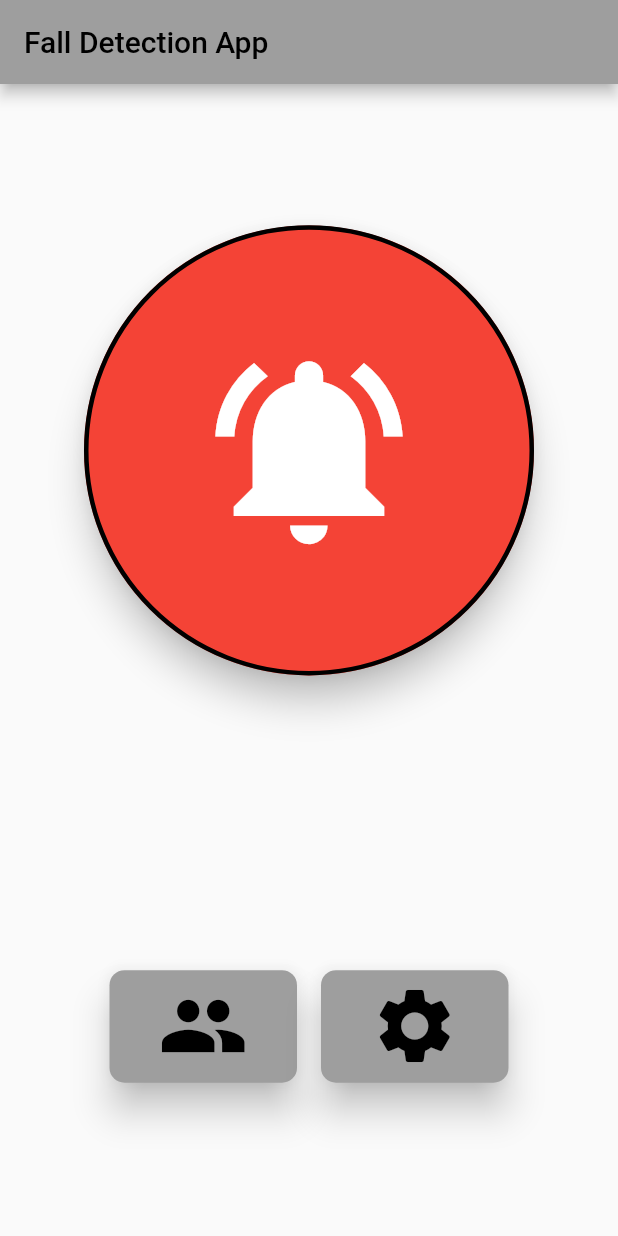
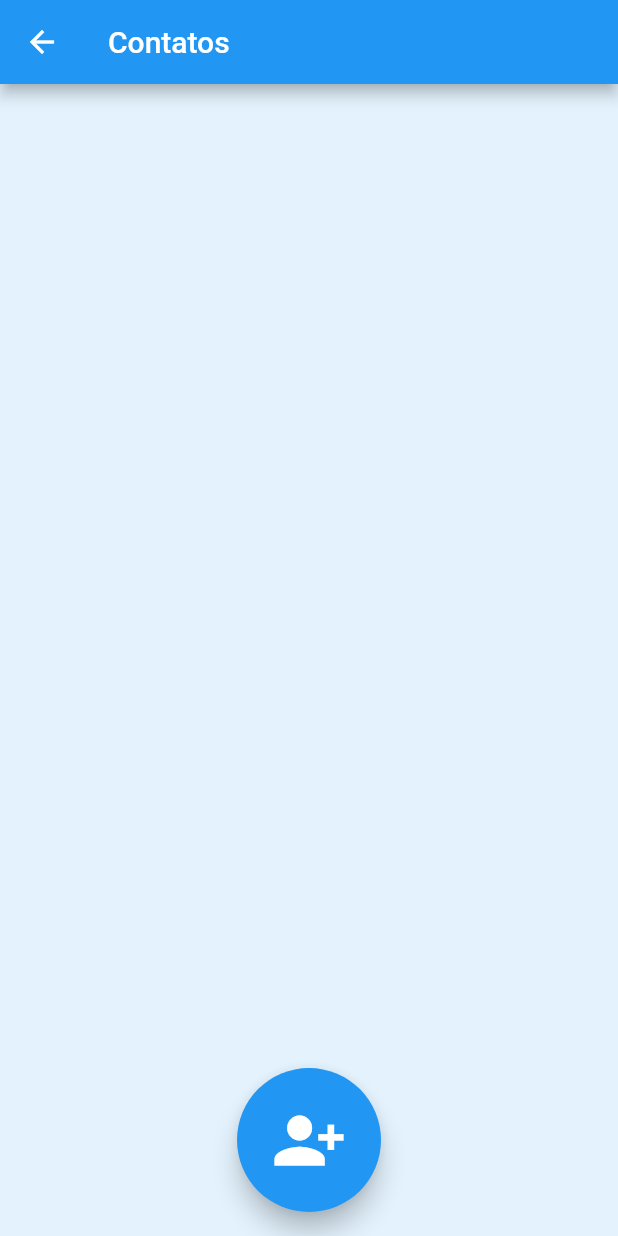
Before and after one commit to Wellington-gc/tcc_app, a Flutter app: the screen it shows after launch, after a tap on the "people" icon, on a phone screen of 412 x 824 dp. Run offline on Flutter 3.47's test engine with Material 2 defaults, Android fonts, the phone set to English and light mode, and no system bars.

Commit message:
Add navigation and some refactoring

```diff
--- /dev/null
+++ b/lib/components/contacts_button.dart
@@ -0,0 +1,35 @@
+import 'package:flutter/material.dart';
+import 'package:tcc_app/screens/contacts_page.dart';
+
+class ContactsButton extends StatelessWidget {
+  const ContactsButton({Key? key}) : super(key: key);
+
+  @override
+  Widget build(BuildContext context) {
+    return Padding(
+      padding: const EdgeInsets.all(8.0),
+      child: ElevatedButton(
+        child: const Icon(
+          Icons.people,
+          size: 60,
+        ),
+        onPressed: () {
+          Navigator.of(context).push(
+            MaterialPageRoute(
+              builder: (_) {
+                return const ContactsScreen();
+              },
+            ),
+          );
+        },
+        style: ElevatedButton.styleFrom(
+          fixedSize: const Size(125, 75),
+          shape: RoundedRectangleBorder(
+            borderRadius: BorderRadius.circular(10),
+          ),
+          elevation: 10,
+        ),
+      ),
+    );
+  }
+}
--- /dev/null
+++ b/lib/components/settings_button.dart
@@ -0,0 +1,35 @@
+import 'package:flutter/material.dart';
+import 'package:tcc_app/screens/settings_page.dart';
+
+class SettingsButton extends StatelessWidget {
+  const SettingsButton({Key? key}) : super(key: key);
+
+  @override
+  Widget build(BuildContext context) {
+    return Padding(
+      padding: const EdgeInsets.all(8.0),
+      child: ElevatedButton(
+        child: const Icon(
+          Icons.settings,
+          size: 60,
+        ),
+        onPressed: () {
+          Navigator.of(context).push(
+            MaterialPageRoute(
+              builder: (_) {
+                return const SettingsScreen();
+              },
+            ),
+          );
+        },
+        style: ElevatedButton.styleFrom(
+          fixedSize: const Size(125, 75),
+          shape: RoundedRectangleBorder(
+            borderRadius: BorderRadius.circular(10),
+          ),
+          elevation: 10,
+        ),
+      ),
+    );
+  }
+}
--- /dev/null
+++ b/lib/components/sos_button.dart
@@ -0,0 +1,31 @@
+import 'package:flutter/material.dart';
+
+class SosButton extends StatelessWidget {
+  const SosButton({Key? key}) : super(key: key);
+
+  @override
+  Widget build(BuildContext context) {
+    return ElevatedButton(
+      child: const Text(
+        'SOS',
+        style: TextStyle(fontSize: 100),
+      ),
+      // Icon(
+      //   Icons.notifications_active,
+      //   size: 150,
+      //   color: Colors.white,
+      // ),
+      onPressed: () {},
+      style: ElevatedButton.styleFrom(
+        fixedSize: const Size(300, 300),
+        shape: const CircleBorder(),
+        primary: Colors.red,
+        elevation: 10,
+        side: const BorderSide(
+          style: BorderStyle.solid,
+          width: 5,
+        ),
+      ),
+    );
+  }
+}
--- a/lib/main.dart
+++ b/lib/main.dart
@@ -1,4 +1,5 @@
 import 'package:flutter/material.dart';
+import 'package:tcc_app/screens/home_page.dart';
 
 void main() {
   runApp(const MyApp());
@@ -10,98 +11,12 @@ class MyApp extends StatelessWidget {
   @override
   Widget build(BuildContext context) {
     return MaterialApp(
-      title: 'Fall Alarm',
+      title: 'Fall Alert',
       theme: ThemeData(
-        primarySwatch: Colors.grey,
+        primarySwatch: Colors.blue,
+        scaffoldBackgroundColor: Colors.blue[50],
       ),
-      home: const MyHomePage(title: 'Fall Detection App'),
+      home: HomePage(key: key),
     );
   }
 }
-
-class MyHomePage extends StatefulWidget {
-  const MyHomePage({Key? key, required this.title}) : super(key: key);
-
-  final String title;
-
-  @override
-  State<MyHomePage> createState() => _MyHomePageState();
-}
-
-class _MyHomePageState extends State<MyHomePage> {
-  @override
-  Widget build(BuildContext context) {
-    return Scaffold(
-      appBar: AppBar(
-        title: Text(widget.title),
-      ),
-      body: Center(
-        child: Column(
-          mainAxisAlignment: MainAxisAlignment.spaceAround,
-          crossAxisAlignment: CrossAxisAlignment.center,
-          children: <Widget>[
-            ElevatedButton(
-              child: const Icon(
-                Icons.notifications_active,
-                size: 150,
-                color: Colors.white,
-              ),
-              onPressed: () {},
-              style: ElevatedButton.styleFrom(
-                fixedSize: const Size(300, 300),
-                shape: const CircleBorder(),
-                primary: Colors.red,
-                elevation: 10,
-                side: const BorderSide(
-                  style: BorderStyle.solid,
-                  width: 3,
-                ),
-              ),
-            ),
-            Center(
-              child: Row(
-                mainAxisAlignment: MainAxisAlignment.center,
-                children: [
-                  Padding(
-                    padding: const EdgeInsets.all(8.0),
-                    child: ElevatedButton(
-                      child: const Icon(
-                        Icons.people,
-                        size: 60,
-                      ),
-                      onPressed: () {},
-                      style: ElevatedButton.styleFrom(
-                        fixedSize: const Size(125, 75),
-                        shape: RoundedRectangleBorder(
-                          borderRadius: BorderRadius.circular(10),
-                        ),
-                        elevation: 10,
-                      ),
-                    ),
-                  ),
-                  Padding(
-                    padding: const EdgeInsets.all(8.0),
-                    child: ElevatedButton(
-                      child: const Icon(
-                        Icons.settings,
-                        size: 60,
-                      ),
-                      onPressed: () {},
-                      style: ElevatedButton.styleFrom(
-                        fixedSize: const Size(125, 75),
-                        shape: RoundedRectangleBorder(
-                          borderRadius: BorderRadius.circular(10),
-                        ),
-                        elevation: 10,
-                      ),
-                    ),
-                  ),
-                ],
-              ),
-            ),
-          ],
-        ),
-      ),
-    );
-  }
-}
--- /dev/null
+++ b/lib/models/contact.dart
@@ -0,0 +1,15 @@
+class Contact {
+  final String id;
+  final String name;
+  final String email;
+  final String phone;
+  final String relationship;
+
+  Contact({
+    required this.id,
+    required this.name,
+    required this.email,
+    required this.phone,
+    required this.relationship,
+  });
+}
--- /dev/null
+++ b/lib/screens/contacts_page.dart
@@ -0,0 +1,57 @@
+import 'package:flutter/material.dart';
+import 'package:tcc_app/components/contacts_form.dart';
+import 'package:tcc_app/components/contacts_list.dart';
+import 'package:tcc_app/models/contact.dart';
+import 'package:uuid/uuid.dart';
+
+class ContactsScreen extends StatefulWidget {
+  const ContactsScreen({Key? key}) : super(key: key);
+
+  @override
+  State<ContactsScreen> createState() => _ContactsScreenState();
+}
+
+class _ContactsScreenState extends State<ContactsScreen> {
+  final _contacts = <Contact>[];
+
+  _addContact(String name, String email, String phone, String relationship) {
+    final newContact = Contact(
+      id: const Uuid().v4(),
+      name: name,
+      email: email,
+      phone: phone,
+      relationship: relationship,
+    );
+
+    setState(() {
+      _contacts.add(newContact);
+    });
+  }
+
+  @override
+  Widget build(BuildContext context) {
+    return Scaffold(
+      appBar: AppBar(
+        title: const Text('Contatos'),
+      ),
+      body: Column(
+        children: [
+          ContactsList(contacts: _contacts),
+        ],
+      ),
+      floatingActionButton: FloatingActionButton.large(
+        child: const Icon(Icons.person_add_alt_1, size: 50),
+        onPressed: () {
+          showModalBottomSheet(
+            context: context,
+            builder: (_) {
+              return ContactsForm(onSubmit: _addContact);
+            },
+          );
+        },
+        elevation: 7,
+      ),
+      floatingActionButtonLocation: FloatingActionButtonLocation.centerFloat,
+    );
+  }
+}
--- /dev/null
+++ b/lib/screens/home_page.dart
@@ -0,0 +1,36 @@
+import 'package:flutter/material.dart';
+import 'package:tcc_app/components/contacts_button.dart';
+import 'package:tcc_app/components/settings_button.dart';
+import 'package:tcc_app/components/sos_button.dart';
+
+class HomePage extends StatelessWidget {
+  const HomePage({Key? key}) : super(key: key);
+
+  @override
+  Widget build(BuildContext context) {
+    return Scaffold(
+      appBar: AppBar(
+        title: const Text('Fall Alert App'),
+      ),
+      body: Center(
+        child: Column(
+          mainAxisAlignment: MainAxisAlignment.spaceAround,
+          crossAxisAlignment: CrossAxisAlignment.center,
+          children: <Widget>[
+            const SosButton(),
+            Center(
+              child: Row(
+                mainAxisAlignment: MainAxisAlignment.center,
+                children: const [
+                  ContactsButton(),
+                  SettingsButton(),
+                ],
+              ),
+            ),
+          ],
+        ),
+      ),
+    );
+    ;
+  }
+}
--- a/pubspec.yaml
+++ b/pubspec.yaml
@@ -34,6 +34,7 @@ dependencies:
   # The following adds the Cupertino Icons font to your application.
   # Use with the CupertinoIcons class for iOS style icons.
   cupertino_icons: ^1.0.2
+  uuid: ^3.0.6
 
 dev_dependencies:
   flutter_test:
```
Also changed, not shown: lib/components/contacts_form.dart (added, +76 -0 lines), lib/components/contacts_list.dart (added, +81 -0 lines), lib/screens/settings_page.dart (added, +18 -0 lines), pubspec.lock.
